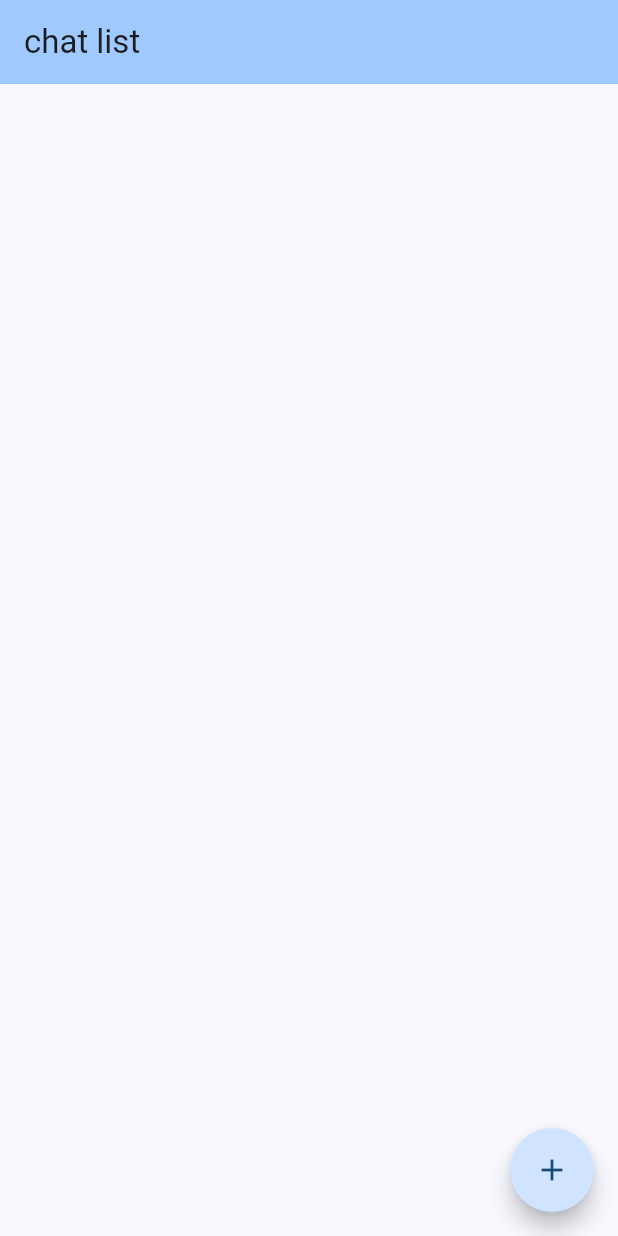
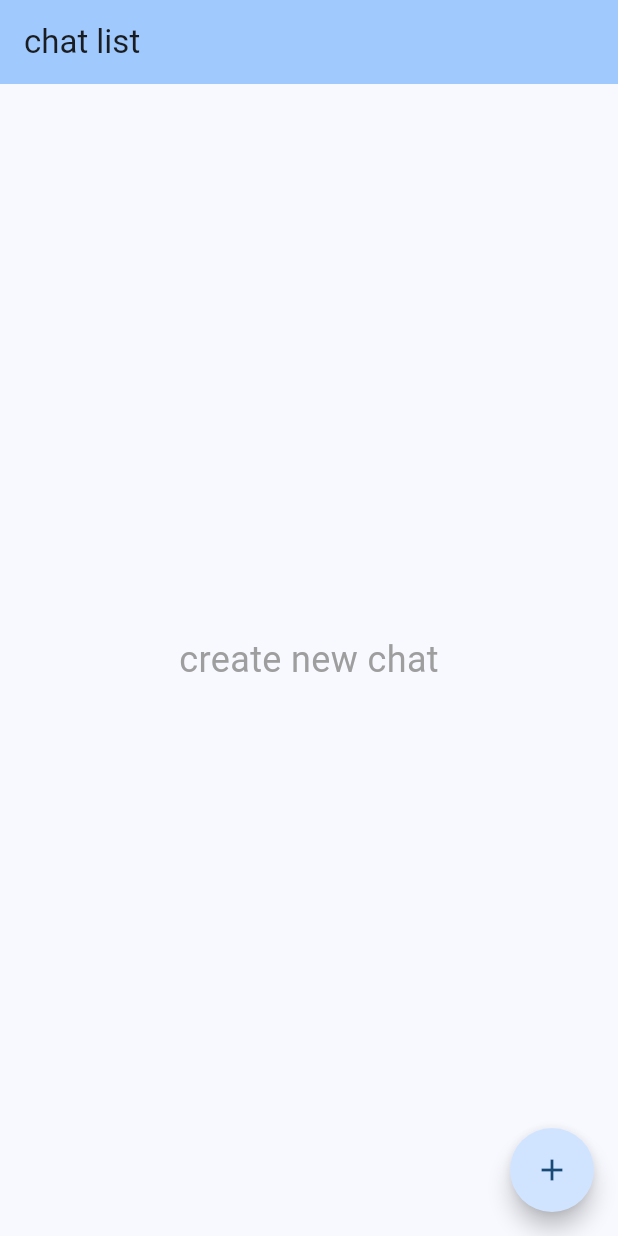
Before and after one commit to macaroni10y/flutter_training_for_spajam, a Flutter app: the screen it shows after launch, on a phone screen of 412 x 824 dp. Run offline on Flutter 3.47's test engine with Material 2 defaults, Android fonts, the phone set to English and light mode, and no system bars; our stand-ins replace chat_bubbles.

Commit message:
show message when no chats are listed

```diff
--- a/lib/page/select_page.dart
+++ b/lib/page/select_page.dart
@@ -21,11 +21,37 @@ class _SelectPageState extends State<SelectPage> {
         backgroundColor: Theme.of(context).colorScheme.inversePrimary,
         title: const Text('chat list'),
       ),
-      body: ListView.builder(
+      body: buildBody(),
+      floatingActionButton: FloatingActionButton(
+        shape: const CircleBorder(),
+        onPressed: () => Navigator.push(
+            context,
+            MaterialPageRoute(
+                builder: (BuildContext context) => ChatPage('chat app',
+                    chat: Chat.empty(),
+                    upsertChat: (chat) => upsertChat(chat)))),
+        child: const Icon(Icons.add),
+      ),
+    );
+  }
+
+  /// 会話がないときはメッセージを出す
+  Widget buildBody() {
+    if (chats.value.isEmpty) {
+      return Container(
+        alignment: Alignment.center,
+        child: const Text(
+          'create new chat',
+          style: TextStyle(fontSize: 24, color: Colors.grey),
+        ),
+      );
+    }
+    return ListView.builder(
         itemCount: chats.value.length,
         itemBuilder: (BuildContext context, int index) {
           return Dismissible(
             key: ObjectKey(chats.value[index]),
+            direction: DismissDirection.endToStart,
             onDismissed: (DismissDirection direction) {
               setState(() {
                 chats.value.removeAt(index);
@@ -33,29 +59,29 @@ class _SelectPageState extends State<SelectPage> {
             },
             background: Container(
               color: Colors.red,
+              alignment: Alignment.centerRight,
+              child: const Icon(
+                Icons.delete_outline,
+                size: 40,
               ),
+            ),
+            child: Container(
+              decoration:
+                  const BoxDecoration(border: Border(bottom: BorderSide())),
               child: ListTile(
                 onTap: () => Navigator.push(
                     context,
                     MaterialPageRoute(
                         builder: (BuildContext context) => ChatPage('chat app',
-                            chat: chats.value[index], upsertChat: (chat) => upsertChat(chat)))),
+                            chat: chats.value[index],
+                            upsertChat: (chat) => upsertChat(chat)))),
                 title: Text(
                   chats.value[index].messages.first.value,
                   overflow: TextOverflow.ellipsis,
                 ),
               ),
-            );
-          }),
-      floatingActionButton: FloatingActionButton(
-        shape: const CircleBorder(),
-        onPressed: () => Navigator.push(
-            context,
-            MaterialPageRoute(
-                builder: (BuildContext context) => ChatPage('chat app',
-                    chat: Chat.empty(), upsertChat: (chat) => upsertChat(chat)))),
-        child: const Icon(Icons.add),
             ),
           );
+        });
   }
 }
```
Lines whose indentation alone changed are shown as unchanged.
